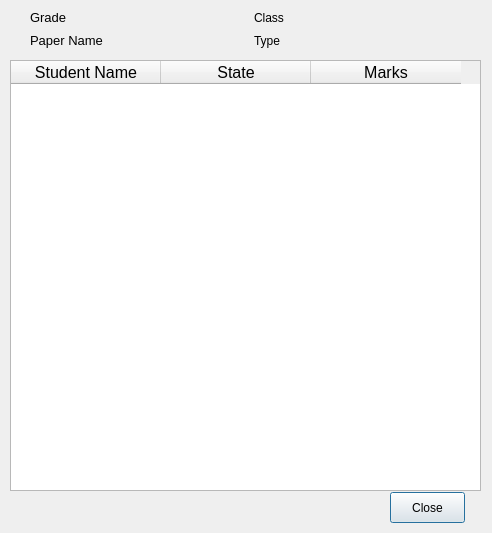
This is papersummary.ui in dkithmal/BinduProjectTeacher as Qt 5 draws it before an edit. The edited form follows.
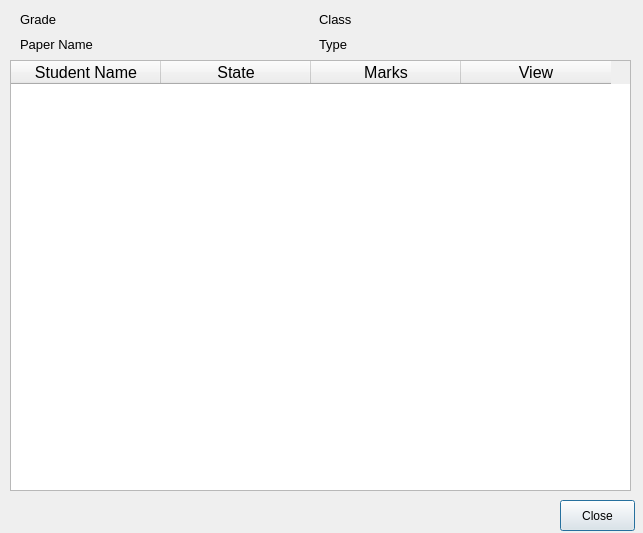
This is the edited form.

Patch:
```diff
--- a/papersummary.ui
+++ b/papersummary.ui
@@ -6,7 +6,7 @@
    <rect>
     <x>0</x>
     <y>0</y>
-    <width>492</width>
+    <width>643</width>
     <height>533</height>
    </rect>
   </property>
@@ -18,7 +18,7 @@
     <rect>
      <x>10</x>
      <y>60</y>
-     <width>471</width>
+     <width>621</width>
      <height>431</height>
     </rect>
    </property>
@@ -48,12 +48,17 @@
      <string>Marks</string>
     </property>
    </column>
+   <column>
+    <property name="text">
+     <string>View</string>
+    </property>
+   </column>
   </widget>
   <widget class="QPushButton" name="pushButton">
    <property name="geometry">
     <rect>
-     <x>390</x>
-     <y>492</y>
+     <x>560</x>
+     <y>500</y>
      <width>75</width>
      <height>31</height>
     </rect>
@@ -62,13 +67,13 @@
     <string>Close</string>
    </property>
   </widget>
-  <widget class="QWidget" name="">
+  <widget class="QWidget" name="layoutWidget">
    <property name="geometry">
     <rect>
-     <x>30</x>
-     <y>9</y>
-     <width>441</width>
-     <height>40</height>
+     <x>20</x>
+     <y>10</y>
+     <width>591</width>
+     <height>44</height>
     </rect>
    </property>
    <layout class="QGridLayout" name="gridLayout">
@@ -100,6 +105,11 @@
     </item>
     <item row="0" column="2">
      <widget class="QLabel" name="label_5">
+      <property name="font">
+       <font>
+        <pointsize>10</pointsize>
+       </font>
+      </property>
       <property name="text">
        <string>Class</string>
       </property>
@@ -146,6 +156,11 @@
     </item>
     <item row="1" column="2">
      <widget class="QLabel" name="label_2">
+      <property name="font">
+       <font>
+        <pointsize>10</pointsize>
+       </font>
+      </property>
       <property name="text">
        <string>Type</string>
       </property>
```
Left out of the diff: 19 changed lines with no effect on the pictures.
